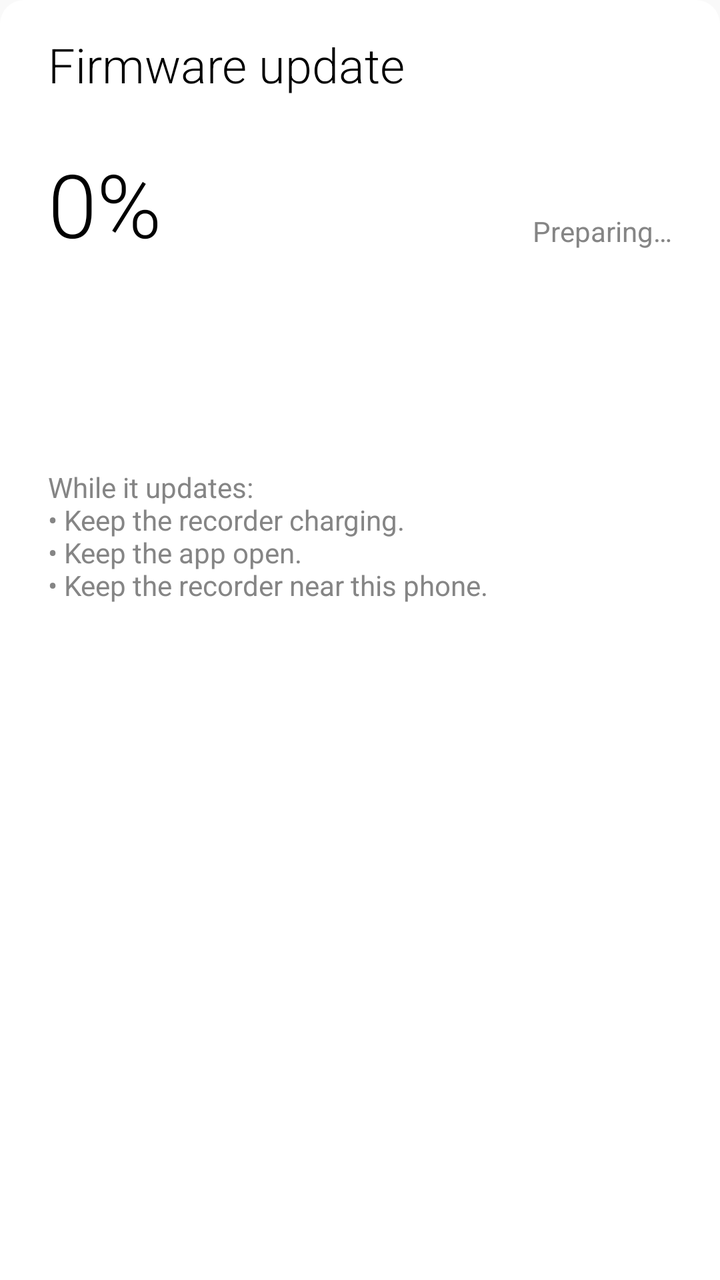
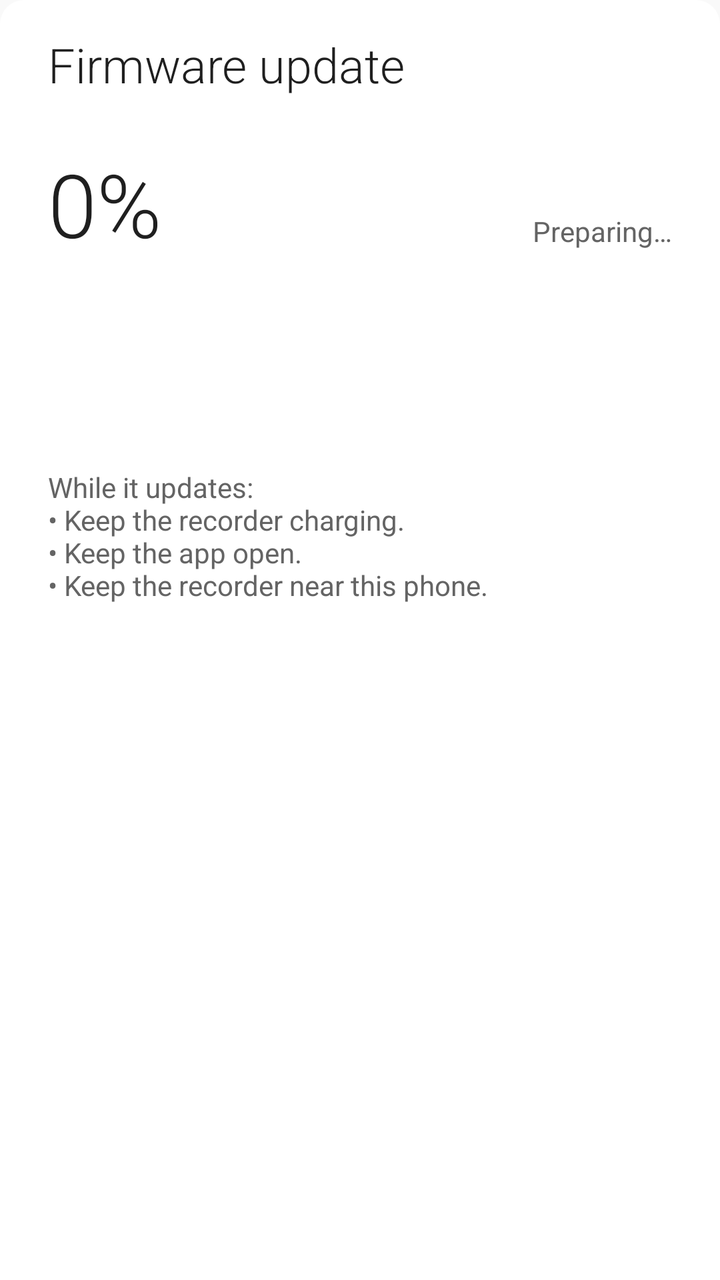

An Android layout rendered at two revisions. The XML below is the earlier revision; the diff shows what the commit changed to produce the second picture.
<!-- AndroidManifest.xml: application theme Theme.PlaudBridge -->
<!-- res/layout/sheet_firmware_update.xml -->
<?xml version="1.0" encoding="utf-8"?>
<LinearLayout xmlns:android="http://schemas.android.com/apk/res/android"
    android:layout_width="match_parent"
    android:layout_height="wrap_content"
    android:background="@drawable/bg_bottom_sheet"
    android:orientation="vertical"
    android:paddingStart="24dp"
    android:paddingEnd="24dp"
    android:paddingTop="16dp"
    android:paddingBottom="32dp">

    <TextView
        android:layout_width="wrap_content"
        android:layout_height="wrap_content"
        android:fontFamily="sans-serif-light"
        android:text="@string/firmware_update"
        android:textColor="@color/black"
        android:textSize="24sp" />

    
    <RelativeLayout
        android:layout_width="match_parent"
        android:layout_height="wrap_content"
        android:layout_marginTop="24dp">

        <TextView
            android:id="@+id/percentLabel"
            android:layout_width="wrap_content"
            android:layout_height="wrap_content"
            android:layout_alignParentStart="true"
            android:fontFamily="sans-serif-light"
            android:text="0%"
            android:textColor="@color/black"
            android:textSize="44sp" />

        <TextView
            android:id="@+id/statusLabel"
            android:layout_width="wrap_content"
            android:layout_height="wrap_content"
            android:layout_alignParentEnd="true"
            android:layout_alignBottom="@id/percentLabel"
            android:layout_marginBottom="6dp"
            android:fontFamily="sans-serif"
            android:text="@string/preparing"
            android:textColor="@color/gray5"
            android:textSize="14sp" />
    </RelativeLayout>

    
    <LinearLayout
        android:id="@+id/segmentContainer"
        android:layout_width="match_parent"
        android:layout_height="16dp"
        android:layout_marginTop="12dp"
        android:orientation="horizontal" />

    <TextView
        android:id="@+id/descriptionLabel"
        android:layout_width="match_parent"
        android:layout_height="wrap_content"
        android:layout_marginTop="40dp"
        android:fontFamily="sans-serif"
        android:textColor="@color/gray5"
        android:textSize="14sp" />

    <TextView
        android:layout_width="match_parent"
        android:layout_height="wrap_content"
        android:layout_marginTop="16dp"
        android:fontFamily="sans-serif"
        android:text="@string/firmware_update_notes"
        android:textColor="@color/gray5"
        android:textSize="14sp" />

</LinearLayout>
<!-- resources referenced by this layout -->
<resources>
  <color name="black">#000000</color>
  <color name="gray5">#858585</color>
  <!-- drawable bg_bottom_sheet (drawable) -->
  <?xml version="1.0" encoding="utf-8"?>
  <shape xmlns:android="http://schemas.android.com/apk/res/android"
      android:shape="rectangle">
      <solid android:color="@color/white" />
      <corners
          android:topLeftRadius="12dp"
          android:topRightRadius="12dp" />
  </shape>
  <style name="Theme.PlaudBridge" parent="Theme.MaterialComponents.Light.NoActionBar">
          <item name="colorPrimary">#1F1F1F</item>
          <item name="colorPrimaryVariant">#1F1F1F</item>
          <item name="colorOnPrimary">#FFFFFF</item>
          <item name="colorSecondary">#6CAE85</item>
          <item name="colorOnSecondary">#FFFFFF</item>
          <item name="android:windowBackground">@color/bg_primary</item>
          <item name="android:statusBarColor">@color/bg_primary</item>
          <item name="android:windowLightStatusBar">true</item>
          <item name="windowActionBar">false</item>
          <item name="windowNoTitle">true</item>
      </style>
  <color name="white">#FFFFFF</color>
  <color name="bg_primary">#F9F9F9</color>
  <!-- unchanged entries left out for length: 3 -->
</resources>

<!-- the commit's change to res/layout/sheet_firmware_update.xml (unified diff, before → after) -->
@@ -14,7 +14,7 @@
         android:layout_height="wrap_content"
         android:fontFamily="sans-serif-light"
         android:text="@string/firmware_update"
-        android:textColor="@color/black"
+        android:textColor="?attr/colorOnSurface"
         android:textSize="24sp" />
 
     
@@ -30,7 +30,7 @@
             android:layout_alignParentStart="true"
             android:fontFamily="sans-serif-light"
             android:text="0%"
-            android:textColor="@color/black"
+            android:textColor="?attr/colorOnSurface"
             android:textSize="44sp" />
 
         <TextView
@@ -42,7 +42,7 @@
             android:layout_marginBottom="6dp"
             android:fontFamily="sans-serif"
             android:text="@string/preparing"
-            android:textColor="@color/gray5"
+            android:textColor="?attr/colorOnSurfaceVariant"
             android:textSize="14sp" />
     </RelativeLayout>
 
@@ -60,7 +60,7 @@
         android:layout_height="wrap_content"
         android:layout_marginTop="40dp"
         android:fontFamily="sans-serif"
-        android:textColor="@color/gray5"
+        android:textColor="?attr/colorOnSurfaceVariant"
         android:textSize="14sp" />
 
     <TextView
@@ -69,7 +69,7 @@
         android:layout_marginTop="16dp"
         android:fontFamily="sans-serif"
         android:text="@string/firmware_update_notes"
-        android:textColor="@color/gray5"
+        android:textColor="?attr/colorOnSurfaceVariant"
         android:textSize="14sp" />
 
 </LinearLayout>
<!-- resource entries referenced after the edit -->
@@ -1,30 +1,129 @@
 <!-- resources referenced by this layout -->
 <resources>
-  <color name="black">#000000</color>
-  <color name="gray5">#858585</color>
   <!-- drawable bg_bottom_sheet (drawable) -->
   <?xml version="1.0" encoding="utf-8"?>
   <shape xmlns:android="http://schemas.android.com/apk/res/android"
       android:shape="rectangle">
-      <solid android:color="@color/white" />
+      <solid android:color="?attr/colorSurface" />
       <corners
           android:topLeftRadius="12dp"
           android:topRightRadius="12dp" />
   </shape>
-  <style name="Theme.PlaudBridge" parent="Theme.MaterialComponents.Light.NoActionBar">
-          <item name="colorPrimary">#1F1F1F</item>
-          <item name="colorPrimaryVariant">#1F1F1F</item>
-          <item name="colorOnPrimary">#FFFFFF</item>
-          <item name="colorSecondary">#6CAE85</item>
-          <item name="colorOnSecondary">#FFFFFF</item>
-          <item name="android:windowBackground">@color/bg_primary</item>
-          <item name="android:statusBarColor">@color/bg_primary</item>
-          <item name="android:windowLightStatusBar">true</item>
+  <style name="Theme.PlaudBridge" parent="Base.Theme.PlaudBridge" />
+  <style name="Base.Theme.PlaudBridge" parent="Theme.MaterialComponents.DayNight.NoActionBar">
+          <item name="colorPrimary">@color/pb_primary</item>
+          <item name="colorPrimaryVariant">@color/pb_primary</item>
+          <item name="colorOnPrimary">@color/pb_on_primary</item>
+          
+          <item name="colorSecondary">@color/pb_primary</item>
+          <item name="colorSecondaryVariant">@color/pb_primary</item>
+          <item name="colorOnSecondary">@color/pb_on_primary</item>
+          <item name="colorSurface">@color/pb_surface</item>
+          <item name="colorOnSurface">@color/pb_on_surface</item>
+          <item name="colorSurfaceVariant">@color/pb_surface_variant</item>
+          <item name="colorOnSurfaceVariant">@color/pb_on_surface_variant</item>
+          <item name="colorOutline">@color/pb_outline</item>
+          <item name="colorError">@color/pb_error</item>
+          <item name="colorOnError">@color/pb_on_primary</item>
+          <item name="android:colorBackground">@color/pb_background</item>
+          <item name="colorOnBackground">@color/pb_on_surface</item>
+          <item name="colorControlNormal">@color/pb_on_surface_variant</item>
+          <item name="android:textColorPrimary">@color/pb_on_surface</item>
+          <item name="android:textColorSecondary">@color/pb_on_surface_variant</item>
+          <item name="android:textColorHint">@color/pb_on_surface_variant</item>
+          <item name="android:textColorLink">@color/pb_on_surface</item>
+  
+          <item name="pbColorTextBody">@color/pb_text_body</item>
+          <item name="pbColorDivider">@color/pb_divider</item>
+          <item name="pbColorSuccess">@color/pb_success</item>
+          <item name="pbColorWarning">@color/pb_warning</item>
+          <item name="pbColorHighlightAccent">@color/pb_warning</item>
+          <item name="pbColorHighlightFlash">@color/pb_highlight_flash</item>
+          <item name="pbColorSelectionTint">@color/pb_selection_tint</item>
+  
+          <item name="android:windowBackground">@color/pb_background</item>
+          <item name="android:statusBarColor">@color/pb_background</item>
+          <item name="android:windowLightStatusBar">@bool/pb_light_system_bars</item>
           <item name="windowActionBar">false</item>
           <item name="windowNoTitle">true</item>
+  
+          <item name="materialButtonStyle">@style/Widget.PlaudBridge.Button</item>
+          <item name="materialButtonOutlinedStyle">@style/Widget.PlaudBridge.Button.Outlined</item>
+          <item name="materialAlertDialogTheme">@style/ThemeOverlay.PlaudBridge.Dialog</item>
+          <item name="alertDialogTheme">@style/ThemeOverlay.PlaudBridge.Dialog</item>
+          <item name="bottomSheetDialogTheme">@style/ThemeOverlay.PlaudBridge.BottomSheet</item>
       </style>
-  <color name="white">#FFFFFF</color>
-  <color name="bg_primary">#F9F9F9</color>
+  <color name="pb_primary">#1F1F1F</color>
+  <color name="pb_on_primary">#FFFFFF</color>
+  <color name="pb_surface">#FFFFFF</color>
+  <color name="pb_on_surface">#1F1F1F</color>
+  <color name="pb_surface_variant">#EFEFEF</color>
+  <color name="pb_on_surface_variant">#646464</color>
+  <color name="pb_outline">#C6C6C6</color>
+  <color name="pb_error">#C93B2F</color>
+  <color name="pb_background">#F9F9F9</color>
+  <color name="pb_text_body">#3D3D3D</color>
+  <color name="pb_divider">#EBEBEB</color>
+  <color name="pb_success">#357A50</color>
+  <color name="pb_warning">#9E5C00</color>
+  <color name="pb_highlight_flash">#33FF9500</color>
+  <color name="pb_selection_tint">#1F3D3D3D</color>
+  <style name="Widget.PlaudBridge.Button" parent="Widget.MaterialComponents.Button.UnelevatedButton">
+          <item name="android:textAllCaps">false</item>
+          <item name="android:fontFamily">sans-serif-medium</item>
+          <item name="android:textSize">14sp</item>
+          <item name="android:letterSpacing">0</item>
+          <item name="android:insetTop">0dp</item>
+          <item name="android:insetBottom">0dp</item>
+          <item name="android:minWidth">0dp</item>
+          <item name="android:minHeight">36dp</item>
+          <item name="android:paddingStart">16dp</item>
+          <item name="android:paddingEnd">16dp</item>
+          <item name="android:textColor">@color/pb_button_filled_text</item>
+          <item name="backgroundTint">@color/pb_button_filled_bg</item>
+          <item name="rippleColor">@color/pb_button_filled_ripple</item>
+          <item name="cornerRadius">12dp</item>
+          <item name="iconTint">@color/pb_button_filled_text</item>
+      </style>
+  <style name="Widget.PlaudBridge.Button.Outlined" parent="Widget.MaterialComponents.Button.OutlinedButton">
+          <item name="android:textAllCaps">false</item>
+          <item name="android:fontFamily">sans-serif-medium</item>
+          <item name="android:textSize">14sp</item>
+          <item name="android:letterSpacing">0</item>
+          <item name="android:insetTop">0dp</item>
+          <item name="android:insetBottom">0dp</item>
+          <item name="android:minWidth">0dp</item>
+          <item name="android:minHeight">36dp</item>
+          <item name="android:paddingStart">16dp</item>
+          <item name="android:paddingEnd">16dp</item>
+          <item name="android:textColor">@color/pb_button_outlined_text</item>
+          <item name="backgroundTint">?attr/colorSurface</item>
+          <item name="strokeColor">@color/pb_button_outlined_stroke</item>
+          <item name="strokeWidth">1dp</item>
+          <item name="rippleColor">@color/pb_button_outlined_ripple</item>
+          <item name="cornerRadius">12dp</item>
+          <item name="iconTint">@color/pb_button_outlined_text</item>
+      </style>
+  <style name="ThemeOverlay.PlaudBridge.Dialog" parent="ThemeOverlay.MaterialComponents.MaterialAlertDialog">
+          <item name="colorPrimary">@color/pb_primary</item>
+          <item name="colorOnSurface">@color/pb_on_surface</item>
+          <item name="android:textColorPrimary">@color/pb_on_surface</item>
+          <item name="android:textColorSecondary">@color/pb_text_body</item>
+          <item name="android:textColorAlertDialogListItem">@color/pb_on_surface</item>
+          <item name="shapeAppearanceOverlay">@style/ShapeAppearanceOverlay.PlaudBridge.Dialog</item>
+      </style>
+  <style name="ThemeOverlay.PlaudBridge.BottomSheet" parent="ThemeOverlay.MaterialComponents.BottomSheetDialog">
+          <item name="bottomSheetStyle">@style/Widget.PlaudBridge.BottomSheet</item>
+          <item name="android:navigationBarColor">@color/pb_surface</item>
+      </style>
+  <style name="ShapeAppearanceOverlay.PlaudBridge.Dialog" parent="">
+          <item name="cornerFamily">rounded</item>
+          <item name="cornerSize">16dp</item>
+      </style>
+  <style name="Widget.PlaudBridge.BottomSheet" parent="Widget.MaterialComponents.BottomSheet.Modal">
+          <item name="android:background">@android:color/transparent</item>
+          <item name="backgroundTint">@android:color/transparent</item>
+      </style>
   <!-- unchanged entries left out for length: 3 -->
 </resources>
 
